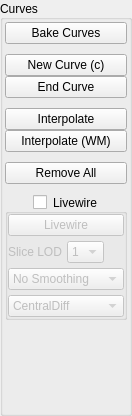
nci/drishti, file tools/paint/curvesmenu.ui: the form before one commit.
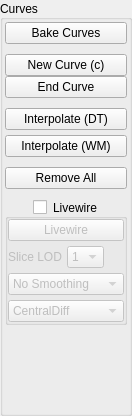
The form after the commit.

Diff of the .ui file:
```diff
--- a/tools/paint/curvesmenu.ui
+++ b/tools/paint/curvesmenu.ui
@@ -204,10 +204,26 @@
            </size>
           </property>
           <property name="text">
-           <string>Interpolate</string>
+           <string>Interpolate (DT)</string>
           </property>
          </widget>
         </item>
+        <item>
+         <spacer name="verticalSpacer_4">
+          <property name="orientation">
+           <enum>Qt::Vertical</enum>
+          </property>
+          <property name="sizeType">
+           <enum>QSizePolicy::Minimum</enum>
+          </property>
+          <property name="sizeHint" stdset="0">
+           <size>
+            <width>20</width>
+            <height>5</height>
+           </size>
+          </property>
+         </spacer>
+        </item>
         <item>
          <widget class="QPushButton" name="morphcurves">
           <property name="maximumSize">
```
